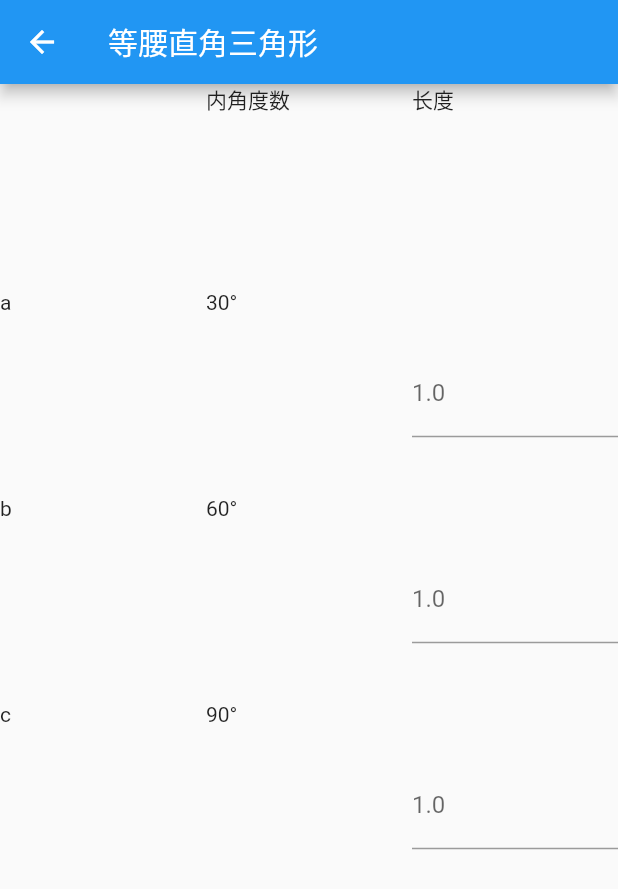
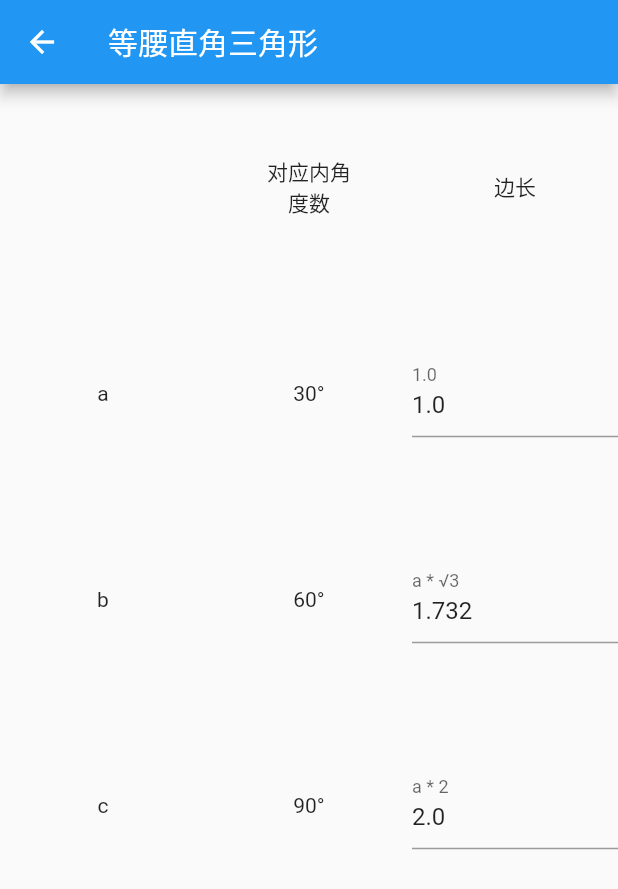
Before and after one commit to ArcaniteMagician/flutter_hello, a Flutter app: the IsoscelesRightTriangle screen opened directly, on a phone screen of 412 x 824 dp. Shown: the top 889 px of the screen. Run offline on Flutter 3.47's test engine with Material 2 defaults, Android fonts, the phone set to English and light mode, and no system bars.

Commit message:
木匠几何，30°内角直角三角形，三边相互联动逻辑完成，稍微调整了一下样式。

```diff
--- a/lib/geometry_caculator/isosceles_right_triangle.dart
+++ b/lib/geometry_caculator/isosceles_right_triangle.dart
@@ -19,37 +19,55 @@ class _IsoscelesRightTriangleState extends State<IsoscelesRightTriangle> {
       body: GridView.count(
         crossAxisCount: 3,
         children: <Widget>[
-          Text(' '),
-          Text('内角度数'),
-          Text('长度'),
-          Text('a'),
-          Text('30°'),
+          _TipText(' '),
+          _TipText('对应内角\n度数'),
+          _TipText('边长'),
+          _TipText('a'),
+          _TipText('30°'),
           LengthTextField(
             key: shortKey,
-            lengthValue: '1.0',
+            decorationText: '1.0',
+            editingValue: '1.0',
             callback: (value) {
               double shortValue = double.parse(value);
-              longKey.currentState.setNewValue((2 * shortValue).toString());
+
+              shortKey.currentState.setNewValue('', shortValue.toString());
               middleKey.currentState
-                  .setNewValue((1.714 * shortValue).toString());
+                  .setNewValue('a * √3', (1.732 * shortValue).toString());
+              longKey.currentState
+                  .setNewValue("a * 2", (2 * shortValue).toString());
             },
           ),
-          Text('b'),
-          Text('60°'),
+          _TipText('b'),
+          _TipText('60°'),
           LengthTextField(
             key: middleKey,
-            lengthValue: '1.0',
+            decorationText: 'a * √3',
+            editingValue: '1.732',
             callback: (value) {
               double middleValue = double.parse(value);
+
+              shortKey.currentState
+                  .setNewValue('b / √3', (middleValue / 1.732).toString());
+              middleKey.currentState.setNewValue('', middleValue.toString());
+              longKey.currentState.setNewValue(
+                  'b / √3 * 2', (middleValue / 1.732 * 2).toString());
             },
           ),
-          Text('c'),
-          Text('90°'),
+          _TipText('c'),
+          _TipText('90°'),
           LengthTextField(
             key: longKey,
-            lengthValue: '1.0',
+            decorationText: 'a * 2',
+            editingValue: '2.0',
             callback: (value) {
               double longValue = double.parse(value);
+
+              shortKey.currentState
+                  .setNewValue('c / 2', (longValue / 2).toString());
+              middleKey.currentState.setNewValue(
+                  'c * √3 / 2', (longValue * 1.732 / 2).toString());
+              longKey.currentState.setNewValue('', longValue.toString());
             },
           ),
         ],
@@ -60,27 +78,33 @@ class _IsoscelesRightTriangleState extends State<IsoscelesRightTriangle> {
 }
 
 class LengthTextField extends StatefulWidget {
-  final String lengthValue;
+  final String editingValue;
+  final String decorationText;
   final CalculateCallback callback;
 
-  LengthTextField({Key key, this.lengthValue, this.callback}) : super(key: key);
+  LengthTextField(
+      {Key key, this.decorationText, this.editingValue, this.callback})
+      : super(key: key);
 
   @override
   _LengthTextFieldState createState() => _LengthTextFieldState();
 }
 
 class _LengthTextFieldState extends State<LengthTextField> {
-  String _value;
+  String _decorationText;
+  String _editingValue;
 
   @override
   void initState() {
     super.initState();
-    _value = widget.lengthValue;
+    _editingValue = widget.editingValue;
+    _decorationText = widget.decorationText;
   }
 
-  void setNewValue(String newValue) {
+  void setNewValue(String decorationText, String newValue) {
     setState(() {
-      this._value = newValue;
+      this._decorationText = decorationText;
+      this._editingValue = newValue;
     });
   }
 
@@ -89,10 +113,28 @@ class _LengthTextFieldState extends State<LengthTextField> {
     return Center(
       child: TextField(
         keyboardType: TextInputType.number,
-        onChanged: (value) {
+        onSubmitted: (value) {
           widget.callback(value);
         },
-        decoration: InputDecoration(labelText: _value),
+        decoration: InputDecoration(labelText: _decorationText),
+        controller: TextEditingController.fromValue(
+            TextEditingValue(text: _editingValue)),
+      ),
+    );
+  }
+}
+
+class _TipText extends StatelessWidget {
+  final String text;
+
+  const _TipText(this.text);
+
+  @override
+  Widget build(BuildContext context) {
+    return Center(
+      child: Text(
+        text,
+        textAlign: TextAlign.center,
       ),
     );
   }
```
